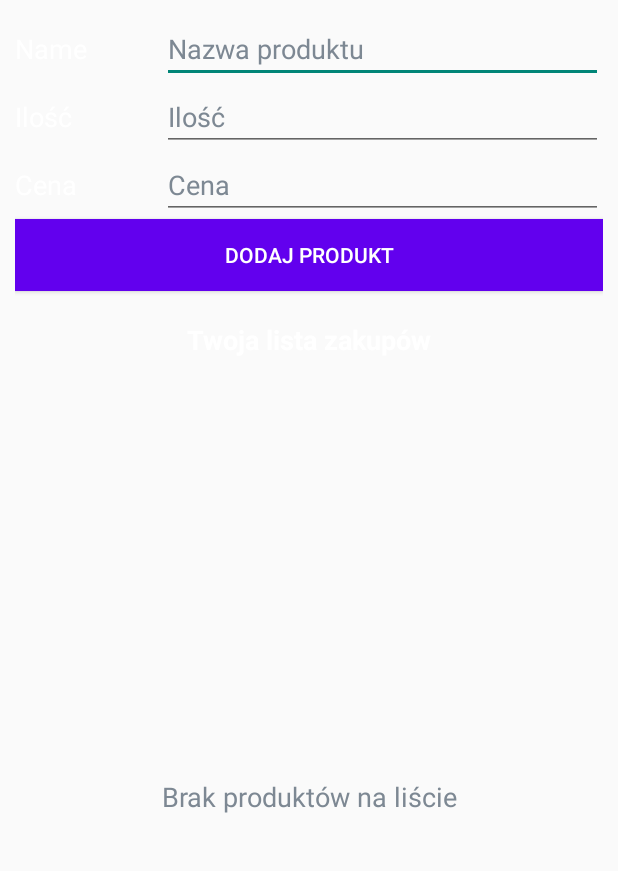
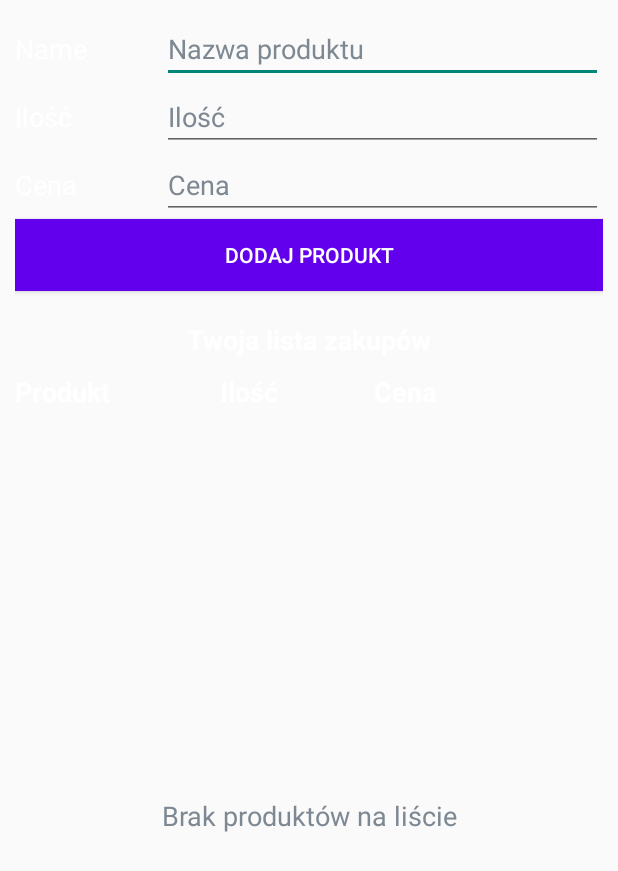
Before and after one commit to dlewandowski13/ShoppingList, an Android app: the layout content_main.xml on its own in the app's theme, with its tools: preview values and no code run, on a phone screen of 412 x 824 dp. Shown: the top 871 px of the screen. Run offline under Robolectric (Android 15) with nearby library versions, the phone set to English and light mode, and no system bars.

Commit message:
dodanie nagłówków item_row

```diff
--- a/app/src/main/res/layout/content_main.xml
+++ b/app/src/main/res/layout/content_main.xml
@@ -112,6 +112,40 @@
 
     </LinearLayout>
 
+    <LinearLayout
+        android:layout_width="match_parent"
+        android:layout_height="wrap_content"
+        android:weightSum="3"
+        android:layout_marginEnd="80dp">
+        <TextView
+            android:layout_width="match_parent"
+            android:layout_height="wrap_content"
+            android:layout_weight="1"
+            android:gravity="start"
+            android:text="Produkt"
+            android:textColor="@android:color/white"
+            android:textSize="18sp"
+            android:textStyle="bold" />
+        <TextView
+            android:layout_width="match_parent"
+            android:layout_height="wrap_content"
+            android:layout_weight="1"
+            android:gravity="center"
+            android:text="Ilość"
+            android:textColor="@android:color/white"
+            android:textSize="18sp"
+            android:textStyle="bold" />
+        <TextView
+            android:layout_width="match_parent"
+            android:layout_height="wrap_content"
+            android:layout_weight="1"
+            android:gravity="center"
+            android:text="Cena"
+            android:textColor="@android:color/white"
+            android:textSize="18sp"
+            android:textStyle="bold" />
+    </LinearLayout>
+
     <androidx.recyclerview.widget.RecyclerView
         android:id="@+id/rvItemsList"
         android:layout_width="match_parent"
--- a/app/src/main/res/layout/items_row.xml
+++ b/app/src/main/res/layout/items_row.xml
@@ -14,14 +14,16 @@
         android:layout_width="wrap_content"
         android:layout_height="wrap_content"
         android:layout_weight="2"
+        android:gravity="start"
         android:textColor="@android:color/black"
         android:textSize="16sp"
-        tools:text="Name" />
+        tools:text="Produkt" />
 
     <TextView
         android:id="@+id/tvAmount"
-        android:layout_width="0dp"
+        android:layout_width="wrap_content"
         android:layout_height="wrap_content"
+        android:gravity="end"
         android:layout_weight="2"
         android:textColor="@android:color/black"
         android:textSize="16sp"
@@ -29,8 +31,9 @@
 
     <TextView
         android:id="@+id/tvPrice"
-        android:layout_width="0dp"
+        android:layout_width="wrap_content"
         android:layout_height="wrap_content"
+        android:gravity="end"
         android:layout_weight="2"
         android:textColor="@android:color/black"
         android:textSize="16sp"
@@ -55,4 +58,5 @@
         android:foreground="?attr/selectableItemBackgroundBorderless"
         android:scaleType="center"
         android:src="@drawable/ic_action_delete" />
+
 </LinearLayout>
```
